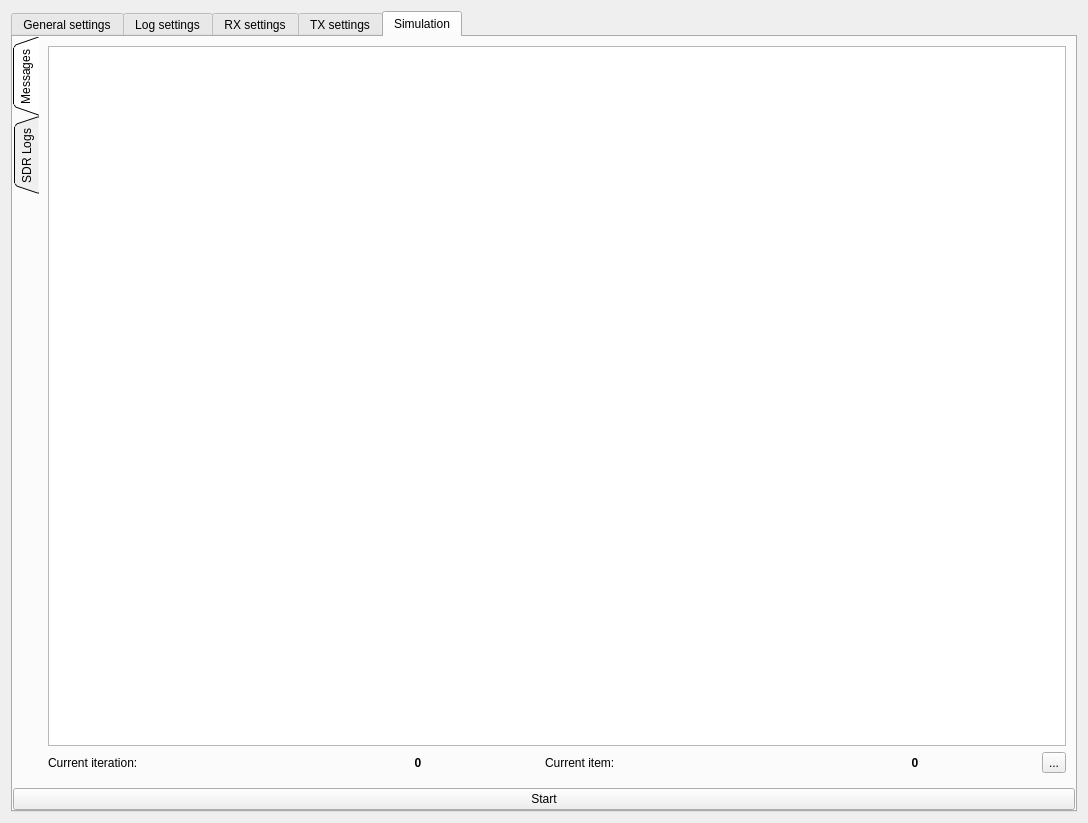
The window that data/ui/simulator_dialog.ui (jopohl/urh) describes before a commit, drawn with Qt 5.
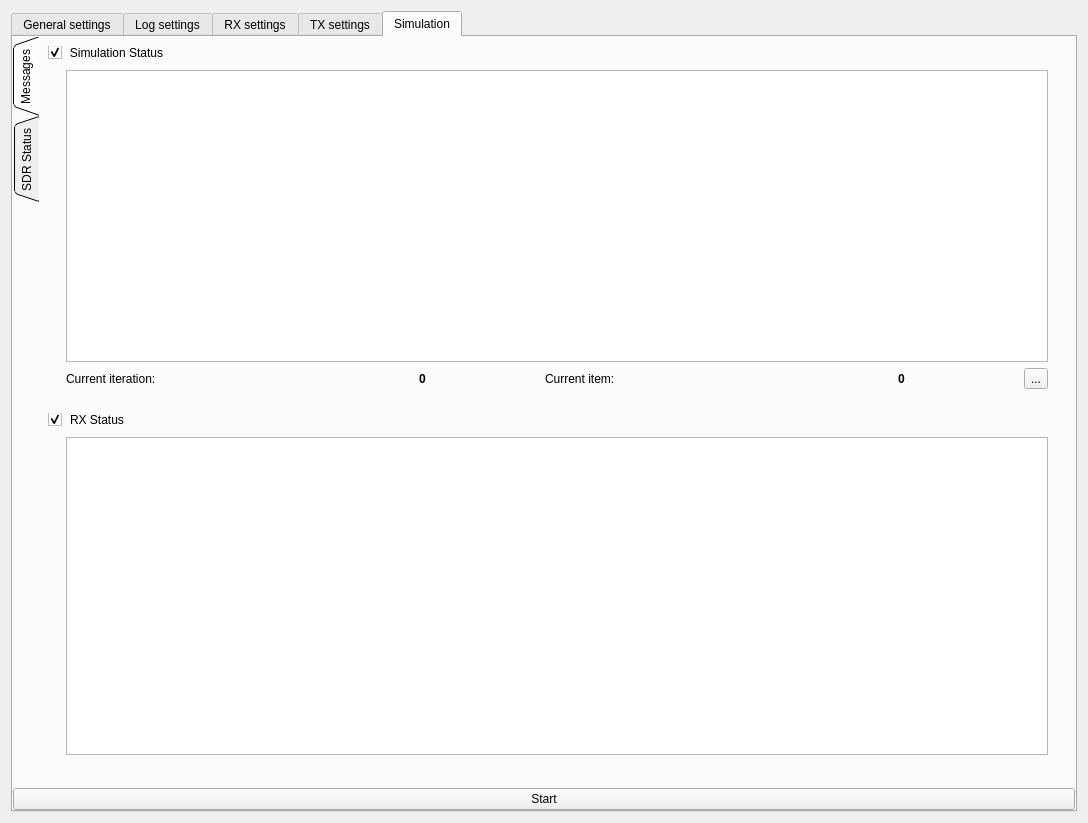
The same window after the commit. Icons and pictures are not drawn. Custom widgets are drawn as their Qt base class.

Commit message: show rx preview

The edit to the form file:
```diff
--- a/data/ui/simulator_dialog.ui
+++ b/data/ui/simulator_dialog.ui
@@ -335,38 +335,87 @@
           <attribute name="title">
            <string>Messages</string>
           </attribute>
-          <layout class="QGridLayout" name="gridLayout">
-           <item row="1" column="1">
-            <widget class="QLabel" name="lblCurrentRepeatValue">
-             <property name="font">
-              <font>
-               <weight>75</weight>
-               <bold>true</bold>
-              </font>
+          <layout class="QVBoxLayout" name="verticalLayout_15">
+           <item>
+            <widget class="QGroupBox" name="groupBoxSimulationStatus">
+             <property name="styleSheet">
+              <string notr="true">QGroupBox
+{
+border: none;
+}
+
+QGroupBox::title {
+    subcontrol-origin: margin;
+}
+QGroupBox::indicator:unchecked {
+ image: url(:/icons/icons/collapse.svg)
+}
+QGroupBox::indicator:checked {
+ image: url(:/icons/icons/uncollapse.svg)
+}</string>
              </property>
-             <property name="text">
-              <string>0</string>
+             <property name="title">
+              <string>Simulation Status</string>
              </property>
-             <property name="alignment">
-              <set>Qt::AlignCenter</set>
+             <property name="checkable">
+              <bool>true</bool>
+             </property>
+             <layout class="QVBoxLayout" name="verticalLayout_12">
+              <property name="topMargin">
+               <number>15</number>
+              </property>
+              <item>
+               <widget class="QFrame" name="frame">
+                <property name="frameShape">
+                 <enum>QFrame::NoFrame</enum>
+                </property>
+                <property name="frameShadow">
+                 <enum>QFrame::Plain</enum>
+                </property>
+                <property name="lineWidth">
+                 <number>0</number>
+                </property>
+                <layout class="QVBoxLayout" name="verticalLayout_11">
+                 <item>
+                  <widget class="QTextEdit" name="textEditSimulation">
+                   <property name="readOnly">
+                    <bool>true</bool>
              </property>
             </widget>
            </item>
-           <item row="1" column="0">
+                 <item>
+                  <layout class="QHBoxLayout" name="horizontalLayout_2">
+                   <item>
             <widget class="QLabel" name="label">
              <property name="text">
               <string>Current iteration:</string>
              </property>
             </widget>
            </item>
-           <item row="1" column="2">
+                   <item>
+                    <widget class="QLabel" name="lblCurrentRepeatValue">
+                     <property name="font">
+                      <font>
+                       <weight>75</weight>
+                       <bold>true</bold>
+                      </font>
+                     </property>
+                     <property name="text">
+                      <string>0</string>
+                     </property>
+                     <property name="alignment">
+                      <set>Qt::AlignCenter</set>
+                     </property>
+                    </widget>
+                   </item>
+                   <item>
             <widget class="QLabel" name="label_2">
              <property name="text">
               <string>Current item:</string>
              </property>
             </widget>
            </item>
-           <item row="1" column="3">
+                   <item>
             <widget class="QLabel" name="lblCurrentItemValue">
              <property name="font">
               <font>
@@ -382,7 +431,7 @@
              </property>
             </widget>
            </item>
-           <item row="1" column="4">
+                   <item>
             <widget class="QToolButton" name="btnSaveLog">
              <property name="text">
               <string>...</string>
@@ -393,20 +442,70 @@
              </property>
             </widget>
            </item>
-           <item row="0" column="0" colspan="5">
-            <widget class="QTextEdit" name="textEditSimulation">
-             <property name="readOnly">
+                  </layout>
+                 </item>
+                </layout>
+               </widget>
+              </item>
+             </layout>
+            </widget>
+           </item>
+           <item>
+            <widget class="QGroupBox" name="groupBoxRXStatus">
+             <property name="styleSheet">
+              <string notr="true">QGroupBox
+{
+border: none;
+}
+
+QGroupBox::title {
+    subcontrol-origin: margin;
+}
+QGroupBox::indicator:unchecked {
+ image: url(:/icons/icons/collapse.svg)
+}
+QGroupBox::indicator:checked {
+ image: url(:/icons/icons/uncollapse.svg)
+}</string>
+             </property>
+             <property name="title">
+              <string>RX Status</string>
+             </property>
+             <property name="checkable">
               <bool>true</bool>
              </property>
+             <layout class="QVBoxLayout" name="verticalLayout_14">
+              <property name="topMargin">
+               <number>15</number>
+              </property>
+              <item>
+               <widget class="QFrame" name="frame_2">
+                <property name="frameShape">
+                 <enum>QFrame::NoFrame</enum>
+                </property>
+                <property name="frameShadow">
+                 <enum>QFrame::Plain</enum>
+                </property>
+                <property name="lineWidth">
+                 <number>0</number>
+                </property>
+                <layout class="QVBoxLayout" name="verticalLayout_13">
+                 <item>
+                  <widget class="LiveGraphicView" name="graphicsViewPreview"/>
+                 </item>
+                </layout>
+               </widget>
+              </item>
+             </layout>
             </widget>
            </item>
           </layout>
          </widget>
          <widget class="QWidget" name="tab_device">
           <attribute name="title">
-           <string>SDR Logs</string>
+           <string>SDR Status</string>
           </attribute>
-          <layout class="QHBoxLayout" name="horizontalLayout_2">
+          <layout class="QVBoxLayout" name="verticalLayout_10">
            <item>
             <widget class="QTextEdit" name="textEditDevices">
              <property name="readOnly">
@@ -436,6 +535,11 @@
   </layout>
  </widget>
  <customwidgets>
+  <customwidget>
+   <class>LiveGraphicView</class>
+   <extends>QGraphicsView</extends>
+   <header>urh.ui.views.LiveGraphicView.h</header>
+  </customwidget>
   <customwidget>
    <class>LoggingGraphicsView</class>
    <extends>QGraphicsView</extends>
```
Left out of the diff: 42 changed lines with no effect on the pictures. Lines whose indentation alone changed are shown as unchanged. The commit also changes 2 other files.
